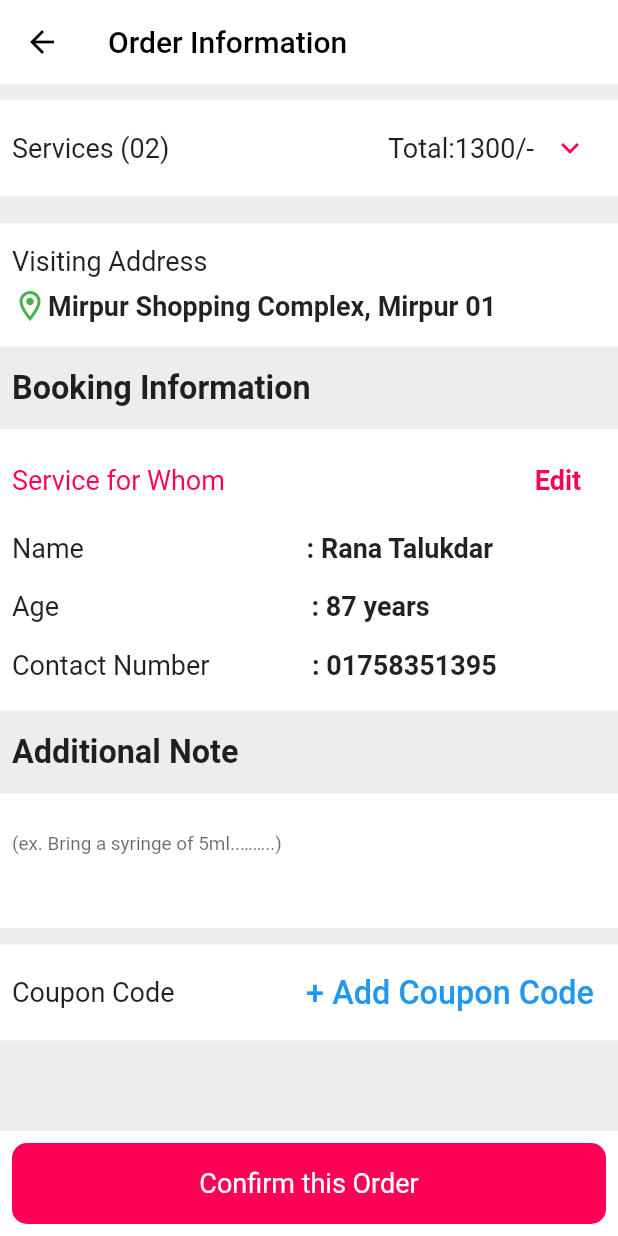
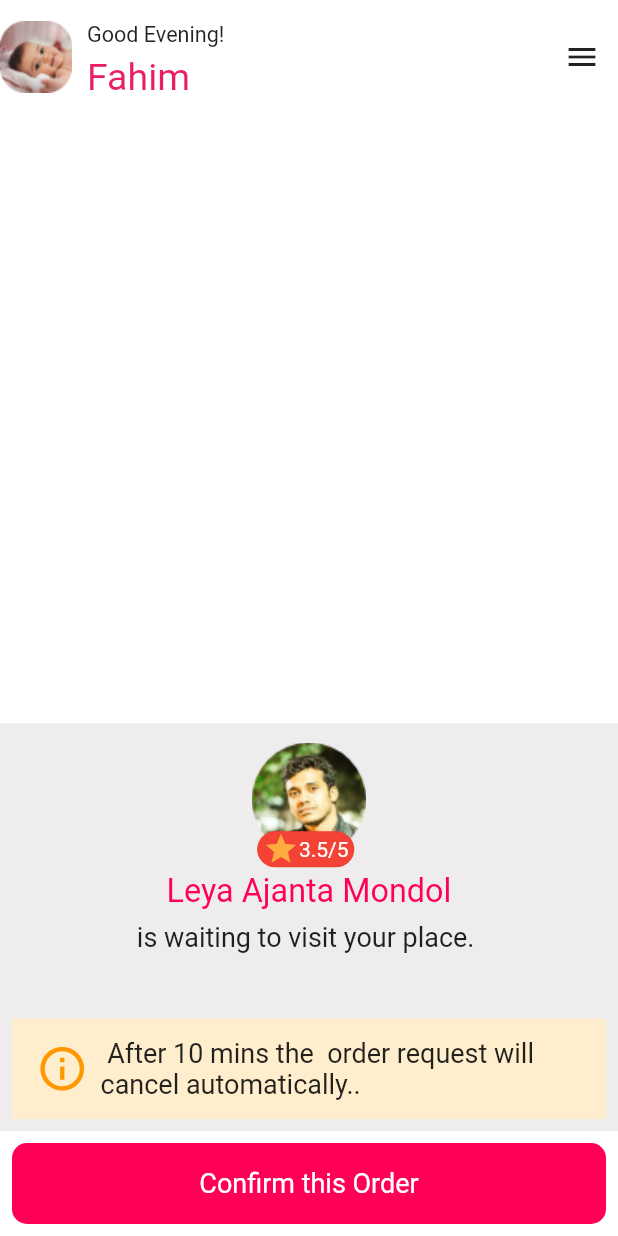
Before and after one commit to spontbd/Take_Care_User, a Flutter app: the OrderInformationPage screen opened directly, after a tap on "Confirm this Order", on a phone screen of 412 x 824 dp. Run offline on Flutter 3.47's test engine with Material 2 defaults, Android fonts, the phone set to English and light mode, and no system bars; our stand-ins replace buttons_tabbar, firebase_core, firebase_messaging, flutter_local_notifications, flutter_spinkit, fluttertoast and 5 more; missing offline and left inert: cupertino_radio_choice, firebase_core_web, firebase_messaging_web, flutter_device_type, image_picker_for_web, shared_preferences_web; accounts and stored records are empty.

Commit message:
confirm_order_page.dart

```diff
--- /dev/null
+++ b/lib/pages/On Demand/confirm_order_page.dart
@@ -0,0 +1,186 @@
+import 'dart:ui';
+
+import 'package:flutter/material.dart';
+
+import '../../public_variables/all_colors.dart';
+import '../../public_variables/size_config.dart';
+
+class ConfirmOrderPage extends StatefulWidget {
+  const ConfirmOrderPage({Key? key}) : super(key: key);
+
+  @override
+  _ConfirmOrderPageState createState() => _ConfirmOrderPageState();
+}
+
+class _ConfirmOrderPageState extends State<ConfirmOrderPage> {
+  @override
+  Widget build(BuildContext context) {
+    return SafeArea(
+      child: Scaffold(
+        body: Column(
+          crossAxisAlignment: CrossAxisAlignment.end,
+          mainAxisAlignment: MainAxisAlignment.spaceBetween,
+          children: [
+            Row(
+              children: [
+                Image.asset("assets/images/baby.png"),
+                Container(
+                  child: Column(
+                    crossAxisAlignment: CrossAxisAlignment.start,
+                    mainAxisAlignment: MainAxisAlignment.start,
+                    children: [
+                      Container(
+                          margin: EdgeInsets.only(left: 10, top: 15),
+                          child: Text(
+                            "Good Evening!",
+                            style: TextStyle(fontSize: dynamicSize(0.04)),
+                          )),
+                      Container(
+                          margin: EdgeInsets.only(left: 10, bottom: 10, top: 5),
+                          child: Text(
+                            "Fahim",
+                            /* (
+                                        DataControllers.to.userLoginResponse.value.data!
+                                        .user!.fullName!.isEmpty
+                                        ? " "
+                                        : DataControllers.to.userLoginResponse.value
+                                        .data!.user!.fullName
+                                        .toString()),*/
+                            style: TextStyle(fontSize: 25, color: Colors.pink),
+                          )),
+                    ],
+                  ),
+                ),
+                Spacer(),
+                IconButton(
+                  onPressed: () {},
+                  icon: Icon(Icons.menu),
+                )
+              ],
+            ),
+
+            Container(
+              color: AllColor.shado_color,
+              alignment: Alignment.bottomCenter,
+              child: Column(
+                children: [
+                  SizedBox(height: dynamicSize(0.03),),
+                  Stack(
+                    overflow: Overflow.visible,
+                    children: [
+                      Positioned(
+                        child: ClipOval(
+                            child: Image.asset(
+                          "assets/images/imam.png",
+                          height: 80,
+                          width: 80,
+                        )),
+                      ),
+                      Positioned(
+                        top: dynamicSize(0.17),
+                        left: dynamicSize(0.015),
+                        child: Container(
+                            width: dynamicSize(0.18),
+                            //color: Colors.red,
+                            decoration: BoxDecoration(
+                              color: Colors.red,
+                              borderRadius: BorderRadius.circular(30),
+                            ),
+                            child: Row(
+                              crossAxisAlignment: CrossAxisAlignment.center,
+                              mainAxisAlignment: MainAxisAlignment.center,
+                              children: [
+                                Icon(
+                                  Icons.star,
+                                  color: Colors.orangeAccent,
+                                ),
+                                Text(
+                                  "3.5",
+                                  style: TextStyle(color: Colors.white),
+                                ),
+                                Text(
+                                  "/5",
+                                  style: TextStyle(color: Colors.white),
+                                ),
+                              ],
+                            )),
+                      ),
+                    ],
+                  ),
+                  Padding(
+                    padding: const EdgeInsets.all(8.0),
+                    child: Text(
+                      "Leya Ajanta Mondol",
+                      style: TextStyle(
+                          fontSize: dynamicSize(0.06),
+                          color: AllColor.themeColor),
+                    ),
+                  ),
+                  Text(
+                    "is waiting to visit your place. ",
+                    style: TextStyle(
+                      fontSize: dynamicSize(0.05),
+                    ),
+                  ),
+                  SizedBox(height: dynamicSize(0.1),),
+                  Padding(
+                    padding: const EdgeInsets.all(8.0),
+                    child: Container(
+                      color: AllColor.white_orange,
+                      child: Padding(
+                        padding: const EdgeInsets.all(8.0),
+                        child: Row(
+                          children: [
+                            Padding(
+                              padding: const EdgeInsets.all(8.0),
+                              child: Icon(
+                                Icons.info_outline,color:Colors.orange,
+                                size: 35,
+                              ),
+                            ),
+                            Expanded(
+                                child: Text(
+                              " After 10 mins the  order request will cancel automatically.. ",
+                              style: TextStyle(
+                                fontSize: dynamicSize(0.05),
+                              ),
+                            ))
+                          ],
+                        ),
+                      ),
+                    ),
+                  ),
+                ],
+              ),
+            ),
+          ],
+        ),
+        bottomNavigationBar: BottomAppBar(
+          elevation: 0,
+          child: Padding(
+            padding: const EdgeInsets.all(8.0),
+            child: InkWell(
+              onTap: () {
+                /* Navigator.of(context).pushReplacement(
+                    MaterialPageRoute(builder: (_) => ConfirmOrderPage()));*/
+              },
+              child: Container(
+                decoration: BoxDecoration(
+                  color: AllColor.themeColor,
+                  borderRadius: BorderRadius.circular(10),
+                ),
+                alignment: Alignment.center,
+                height: dynamicSize(0.15),
+                child: Text(
+                  "Confirm this Order",
+                  style: TextStyle(
+                      fontSize: dynamicSize(0.05), color: Colors.white),
+                ),
+              ),
+            ),
+          ),
+        ),
+      ),
+    );
+  }
+}
--- a/lib/pages/On Demand/order_information_page.dart
+++ b/lib/pages/On Demand/order_information_page.dart
@@ -1,5 +1,6 @@
 import 'package:flutter/cupertino.dart';
 import 'package:flutter/material.dart';
+import 'package:takecare_user/pages/On%20Demand/confirm_order_page.dart';
 
 import '../../public_variables/all_colors.dart';
 import '../../public_variables/size_config.dart';
@@ -350,8 +351,8 @@ class _OrderInformationPageState extends State<OrderInformationPage> {
             padding: const EdgeInsets.all(8.0),
             child: InkWell(
               onTap: () {
-                /* Navigator.of(context).pushReplacement(
-                    MaterialPageRoute(builder: (_) => RequestPage()));*/
+                 Navigator.of(context).pushReplacement(
+                    MaterialPageRoute(builder: (_) => ConfirmOrderPage()));
               },
               child: Container(
                 decoration: BoxDecoration(
```
Also changed, not shown: 4 other files.
